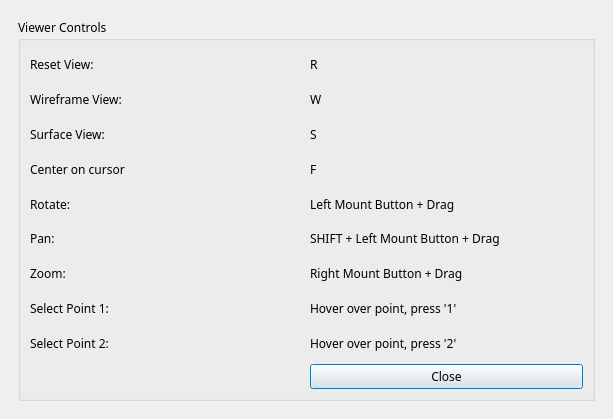
Above: Studio/Interface/KeyboardShortcuts.ui from SCIInstitute/ShapeWorks before the change. Below: the same form after it.
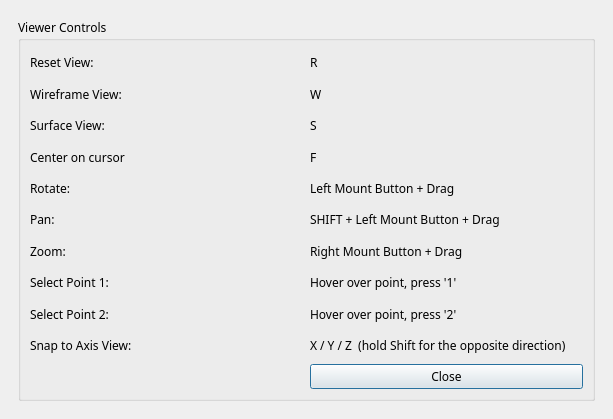
That is the form after the change.

Commit message: Add snap-to-axis views to Studio 3D viewer (#1953) (#2583)

Patch:
```diff
--- a/Studio/Interface/KeyboardShortcuts.ui
+++ b/Studio/Interface/KeyboardShortcuts.ui
@@ -106,6 +106,20 @@
                <string>Viewer Controls</string>
               </property>
               <layout class="QGridLayout" name="gridLayout_3">
+               <item row="9" column="0">
+                <widget class="QLabel" name="label_19">
+                 <property name="text">
+                  <string>Snap to Axis View:</string>
+                 </property>
+                </widget>
+               </item>
+               <item row="9" column="1">
+                <widget class="QLabel" name="label_20">
+                 <property name="text">
+                  <string>X / Y / Z  (hold Shift for the opposite direction)</string>
+                 </property>
+                </widget>
+               </item>
                <item row="6" column="1">
                 <widget class="QLabel" name="label_8">
                  <property name="text">
@@ -127,7 +141,7 @@
                  </property>
                 </widget>
                </item>
-               <item row="9" column="1">
+               <item row="10" column="1">
                 <widget class="QPushButton" name="close">
                  <property name="text">
                   <string>Close</string>
```
The commit also changes 8 other files.
